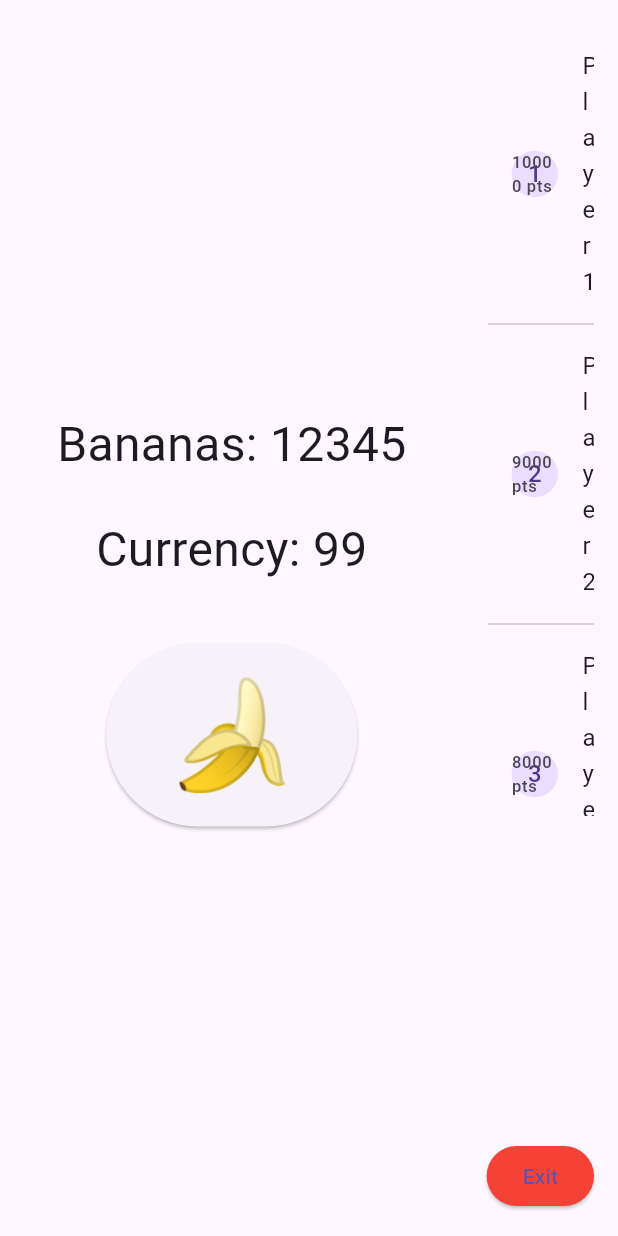
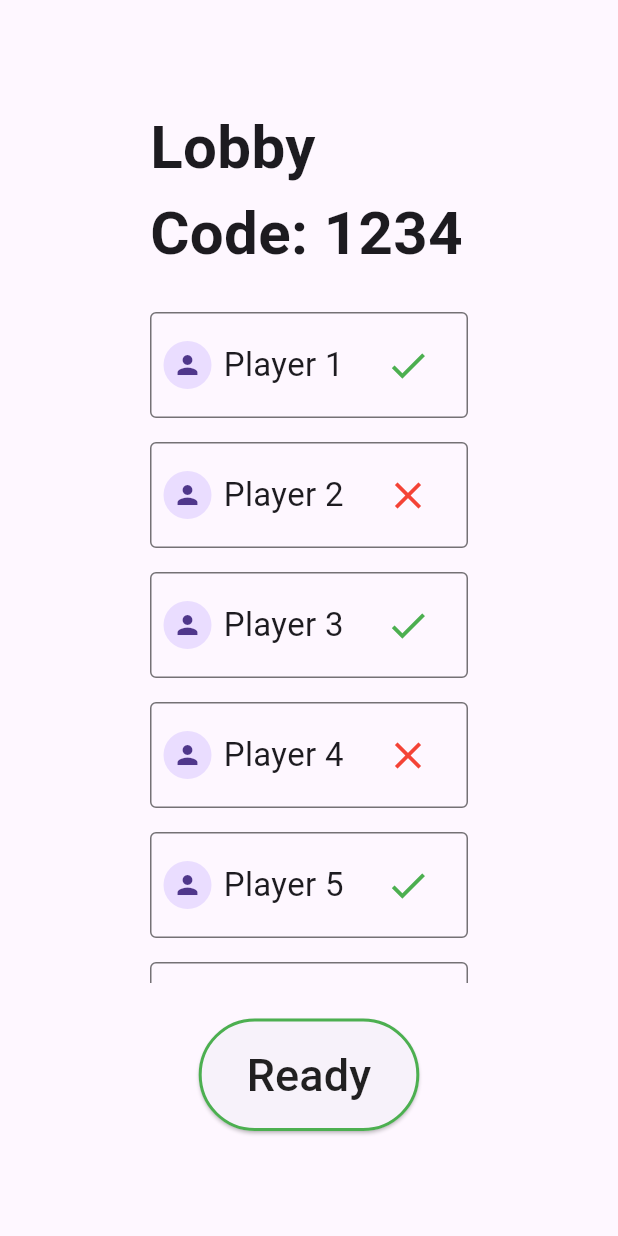
Before and after one commit to Software-Engineering-TINF23IKI1/client, a Flutter app: the screen it shows after launch, on a phone screen of 412 x 824 dp. Run offline on Flutter 3.47's test engine with Material 3 defaults, Android fonts, the phone set to English and light mode, and no system bars.

Commit message:
added non functional implementation of lobby screen

```diff
--- a/lib/main.dart
+++ b/lib/main.dart
@@ -1,4 +1,4 @@
-import 'package:bbc_client/screens/game_screen.dart';
+import 'package:bbc_client/screens/lobby_screen.dart';
 import 'package:flutter/material.dart';
 
 void main() {
@@ -11,7 +11,7 @@ class MainApp extends StatelessWidget {
   @override
   Widget build(BuildContext context) {
     return const MaterialApp(
-      home: GameScreen(),
+      home: LobbyScreen(),
     );
   }
 }
--- /dev/null
+++ b/lib/screens/lobby_screen.dart
@@ -0,0 +1,118 @@
+import 'package:flutter/material.dart';
+
+// 1. Model for one slot
+class PlayerSlot {
+  final String name;
+  final bool isReady;
+
+  PlayerSlot({required this.name, required this.isReady});
+}
+
+class PlayerSlotWidget extends StatelessWidget {
+  final PlayerSlot player;
+
+  const PlayerSlotWidget({Key? key, required this.player}) : super(key: key);
+
+  @override
+  Widget build(BuildContext context) {
+    return Container(
+      decoration: BoxDecoration(
+        border: Border.all(color: Colors.black54),
+        borderRadius: BorderRadius.circular(4),
+      ),
+      padding: const EdgeInsets.symmetric(horizontal: 8, vertical: 12),
+      child: Row(
+        children: [
+          // Avatar
+          const CircleAvatar(
+            radius: 16,
+            child: Icon(Icons.person, size: 20),
+          ),
+
+          const SizedBox(width: 8),
+
+          // Player name
+          Expanded(
+            child: Text(
+              player.name,
+              style: const TextStyle(fontSize: 22),
+              overflow: TextOverflow.ellipsis,
+            ),
+          ),
+
+          // Ready indicator
+          Icon(
+            player.isReady ? Icons.check : Icons.close,
+            color: player.isReady ? Colors.green : Colors.red,
+            size: 30,
+          ),
+          const SizedBox(width: 16),
+        ],
+      ),
+    );
+  }
+}
+
+// 3. The LobbyScreen
+class LobbyScreen extends StatelessWidget {
+  const LobbyScreen({Key? key}) : super(key: key);
+
+  @override
+  Widget build(BuildContext context) {
+    // dummy data
+    final slots = List.generate(9, (i) {
+      return PlayerSlot(name: 'Player ${i + 1}', isReady: i % 2 == 0);
+    });
+
+    return Scaffold(
+      body: SafeArea(
+        child: Padding(
+          padding: const EdgeInsets.symmetric(horizontal: 100, vertical: 70),
+          child: Column(
+            children: [
+              // Header
+              const Text(
+                'Lobby Code: 1234',
+                style: TextStyle(fontSize: 40, fontWeight: FontWeight.bold),
+              ),
+
+              const SizedBox(height: 24),
+
+              // 3×3 grid
+              Expanded(
+                child: GridView.builder(
+                  gridDelegate: const SliverGridDelegateWithMaxCrossAxisExtent(
+                    maxCrossAxisExtent: 400,
+                    mainAxisSpacing: 16,
+                    crossAxisSpacing: 16,
+                    childAspectRatio: 3,
+                  ),
+                  itemCount: slots.length,
+                  itemBuilder: (context, index) {
+                    return PlayerSlotWidget(player: slots[index]);
+                  },
+                ),
+              ),
+
+              const SizedBox(height: 24),
+
+              // Ready button
+              ElevatedButton(
+                onPressed: () {}, // later: mark ready
+                style: ElevatedButton.styleFrom(
+                  side: const BorderSide(width: 2, color: Colors.green),
+                  padding:
+                      const EdgeInsets.symmetric(vertical: 16, horizontal: 32),
+                ),
+                child: const Text(
+                  'Ready',
+                  style: TextStyle(fontSize: 30, color: Colors.black87),
+                ),
+              ),
+            ],
+          ),
+        ),
+      ),
+    );
+  }
+}
```
